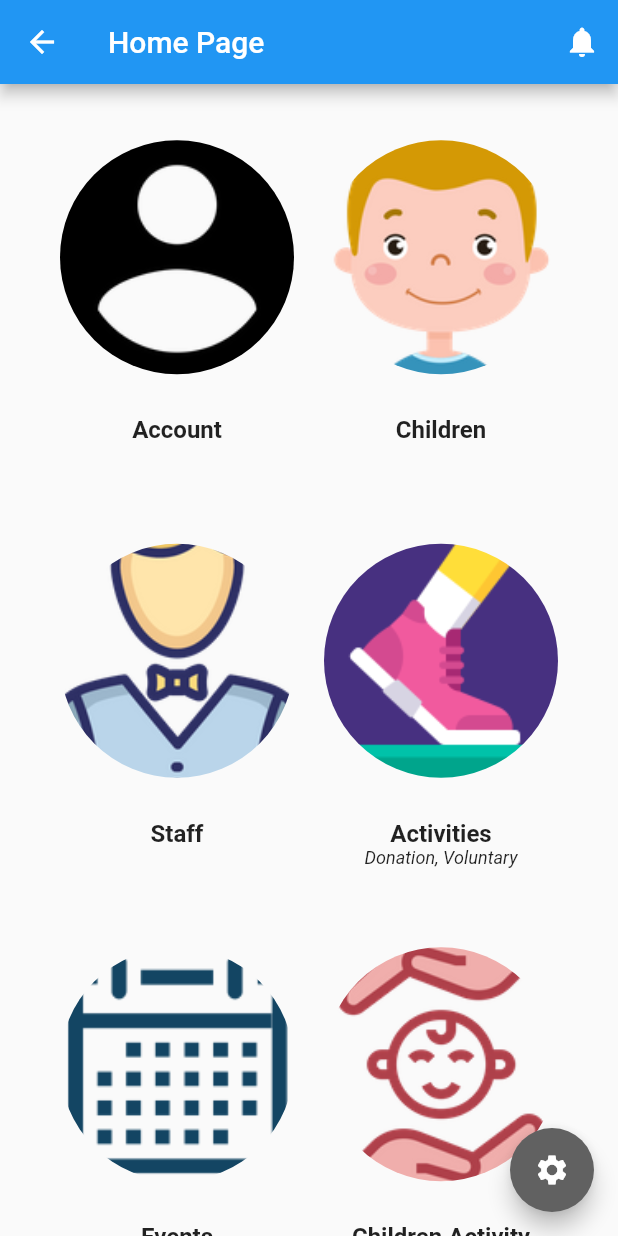
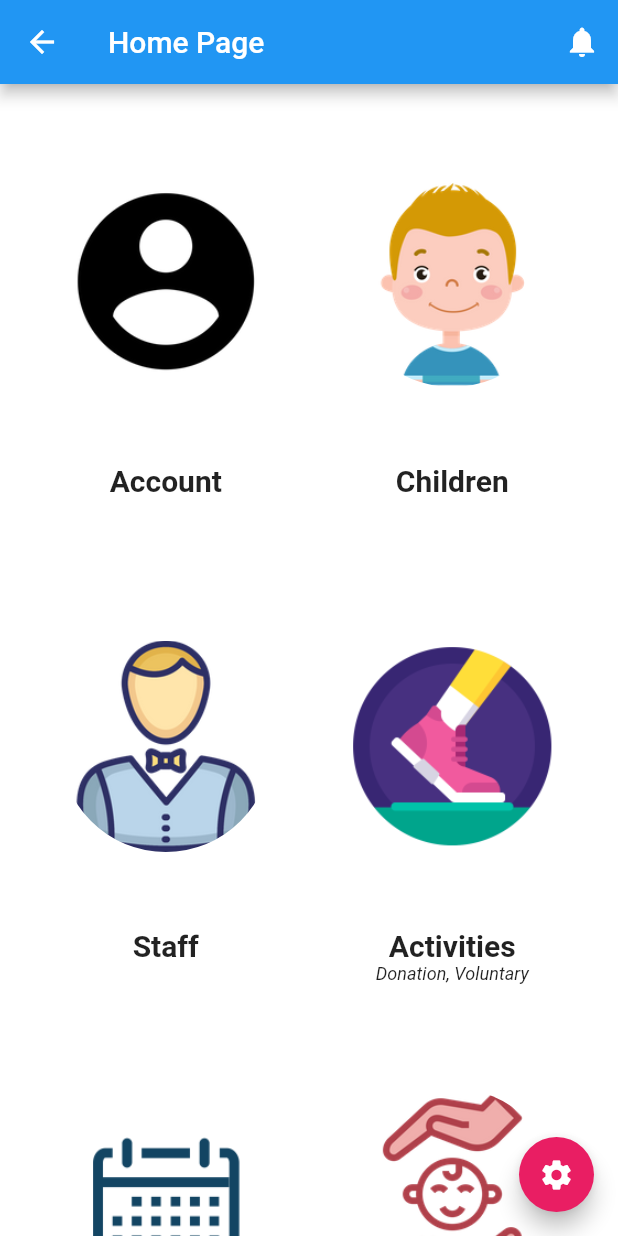
Before and after one commit to F4-Plus-DUT/Mobile-orphanage-management, a Flutter app: the Home screen opened by its route, on a phone screen of 412 x 824 dp. Run offline on Flutter 3.47's test engine with Material 2 defaults, Android fonts, the phone set to English and light mode, and no system bars; our stand-ins replace flutter_spinkit; project files that could hold a hidden picture were left out.

Commit message:
decorate home page

```diff
--- a/lib/main.dart
+++ b/lib/main.dart
@@ -7,7 +7,7 @@ import 'package:orphanage_management_system/pages/signup.dart';
 
 void main() {
   runApp(MaterialApp(initialRoute: '/', routes: {
-    '/': (context) => Login(),
+    '/': (context) => Loading(),
     '/home': (context) => Home(),
     '/login': (context) => Login(),
     '/signup': (context) => SignUp(),
--- a/lib/pages/home.dart
+++ b/lib/pages/home.dart
@@ -1,7 +1,6 @@
 import 'package:flutter/material.dart';
 import 'package:orphanage_management_system/models/Account.dart';
 import 'package:orphanage_management_system/models/Category.dart';
-import 'package:orphanage_management_system/pages/user.dart';
 import 'package:orphanage_management_system/pages/utils.dart';
 import 'package:orphanage_management_system/services/CategoryService.dart';
 
@@ -20,6 +19,7 @@ class _HomeState extends State<Home> {
   @override
   Widget build(BuildContext context) {
     return Scaffold(
+      backgroundColor: Colors.white,
       appBar: AppBar(
         title: Text('Home Page'),
         backgroundColor: Colors.blue,
@@ -51,14 +51,8 @@ class _HomeState extends State<Home> {
                         crossAxisAlignment: CrossAxisAlignment.stretch,
                         children: [
                           Expanded(
-                              // child: Image.network(
-                              //   'https://tech.pelmorex.com/wp-content/uploads/2020/10/flutter.png',
-                              //   fit: BoxFit.fill,
-                              // ),
                               child: GestureDetector(
                                   onTap: () {
-                                    // Navigator.pushNamed(context, '/user');
-                                    // print("Navigate to account page");
                                     Navigator.push(
                                       context,
                                       MaterialPageRoute(
@@ -71,16 +65,23 @@ class _HomeState extends State<Home> {
                                     );
                                   },
                                   child: CircleAvatar(
-                                    backgroundImage: AssetImage(
-                                      'assets/${categories[i].image}',
+                                    radius: 30,
+                                    backgroundColor: Colors.white,
+                                    // backgroundImage: AssetImage(
+                                    //   'assets/${categories[i].image}',
+                                    // ),
+                                    // backgroundColor: Colors.transparent,
+                                    child: ClipOval(
+                                      child: Image.asset(
+                                        'assets/${categories[i].image}',
+                                      ),
                                     ),
-                                    backgroundColor: Colors.transparent,
                                   ))),
                           Center(
                             child: Text(
                               '${categories[i].title}',
                               style: TextStyle(
-                                fontSize: 16,
+                                fontSize: 20,
                                 fontWeight: FontWeight.bold,
                               ),
                             ),
@@ -94,17 +95,6 @@ class _HomeState extends State<Home> {
                               ),
                             ),
                           ),
-                          // Row(
-                          //   children: [
-                          //     Text(
-                          //       'Subtitle',
-                          //       style: TextStyle(
-                          //         fontWeight: FontWeight.bold,
-                          //         fontSize: 15,
-                          //       ),
-                          //     ),
-                          //   ],
-                          // )
                         ],
                       ),
                     ],
@@ -115,19 +105,24 @@ class _HomeState extends State<Home> {
           },
           gridDelegate: SliverGridDelegateWithFixedCrossAxisCount(
             crossAxisCount: 2,
-            childAspectRatio: 1.0,
-            crossAxisSpacing: 0.0,
-            mainAxisSpacing: 5,
-            mainAxisExtent: 264,
+            childAspectRatio: 2,
+            crossAxisSpacing: 30,
+            mainAxisSpacing: 10,
+            mainAxisExtent: 300,
           ),
         ),
       ),
-      floatingActionButton: FloatingActionButton(
-        onPressed: () {
-          // Add your onPressed code here!
-        },
-        backgroundColor: Colors.grey[700],
-        child: const Icon(Icons.settings),
+      floatingActionButton: Container(
+        width: 50.0,
+        height: 50.0,
+        child: FloatingActionButton(
+          onPressed: () {
+
+          },
+          backgroundColor: Colors.pink,
+          child: const Icon(Icons.settings),
+
+        ),
       ),
     );
   }
--- a/lib/pages/loading.dart
+++ b/lib/pages/loading.dart
@@ -7,7 +7,6 @@ class Loading extends StatefulWidget {
   @override
   State<Loading> createState() => _LoadingState();
 }
-
 class _LoadingState extends State<Loading> {
   void goToLogin() async {
     await Future.delayed(Duration(seconds: 4));
--- a/lib/pages/login.dart
+++ b/lib/pages/login.dart
@@ -6,7 +6,6 @@ import 'package:orphanage_management_system/pages/utils.dart';
 
 class Login extends StatefulWidget {
   const Login({super.key});
-
   @override
   State<Login> createState() => _LoginState();
 }
--- a/lib/pages/utils.dart
+++ b/lib/pages/utils.dart
@@ -1,6 +1,6 @@
 import 'package:flutter/material.dart';
 import 'package:orphanage_management_system/pages/login.dart';
-import 'package:orphanage_management_system/pages/user.dart';
+import 'package:orphanage_management_system/pages/account.dart';
 
 import 'children.dart';
 
```
Also changed, not shown: lib/pages/reset_pwd.dart (+12 -14 lines), lib/pages/signup.dart (+7 -18 lines), lib/pages/account.dart (renamed from lib/pages/user.dart).
